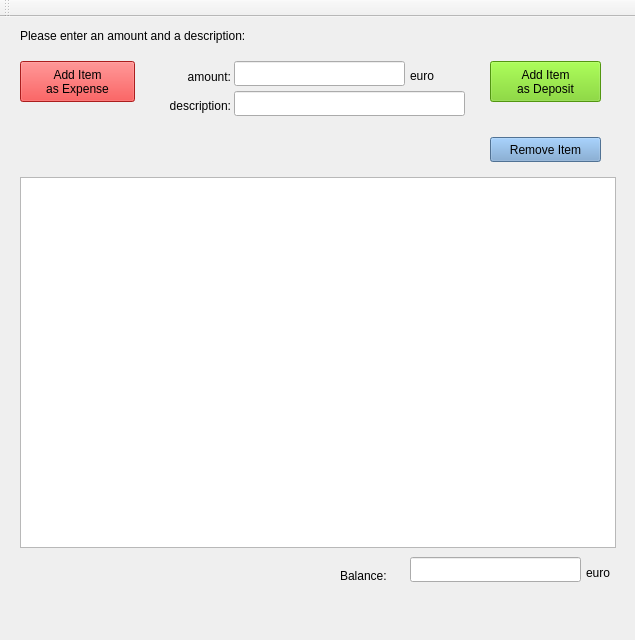
First picture: the form in mainwindow.ui, repository halilgithub/expense_tracker, before the edit.
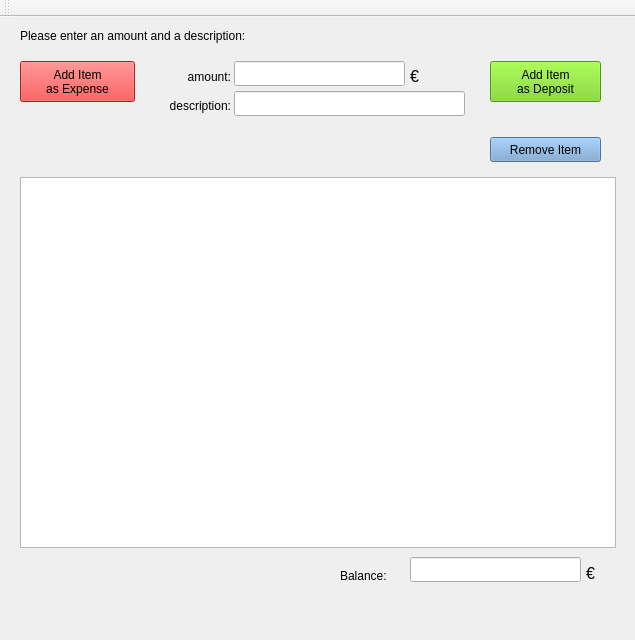
Second picture: the form after the edit.

```diff
--- a/mainwindow.ui
+++ b/mainwindow.ui
@@ -179,7 +179,7 @@
      </rect>
     </property>
     <property name="text">
-     <string>euro</string>
+     <string>&lt;html&gt;&lt;head/&gt;&lt;body&gt;&lt;p&gt;&lt;span style=&quot; font-size:12pt;&quot;&gt; €&lt;/span&gt;&lt;/p&gt;&lt;/body&gt;&lt;/html&gt;</string>
     </property>
     <property name="alignment">
      <set>Qt::AlignLeading|Qt::AlignLeft|Qt::AlignVCenter</set>
@@ -195,7 +195,7 @@
      </rect>
     </property>
     <property name="text">
-     <string>euro</string>
+     <string>&lt;html&gt;&lt;head/&gt;&lt;body&gt;&lt;p&gt;&lt;span style=&quot; font-size:12pt;&quot;&gt; €&lt;/span&gt;&lt;/p&gt;&lt;/body&gt;&lt;/html&gt;</string>
     </property>
     <property name="alignment">
      <set>Qt::AlignLeading|Qt::AlignLeft|Qt::AlignVCenter</set>
```
